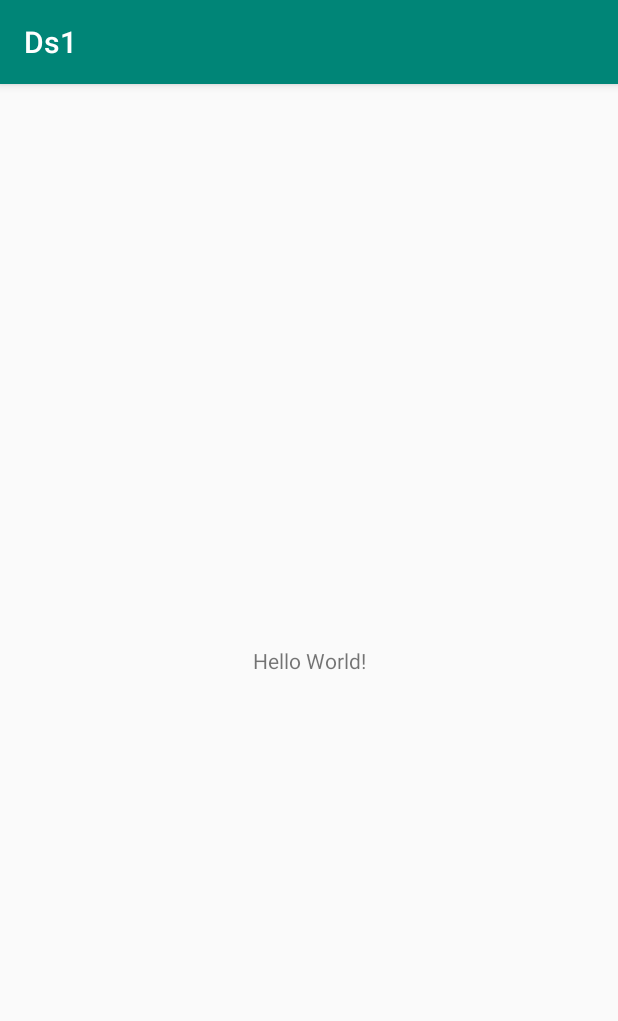
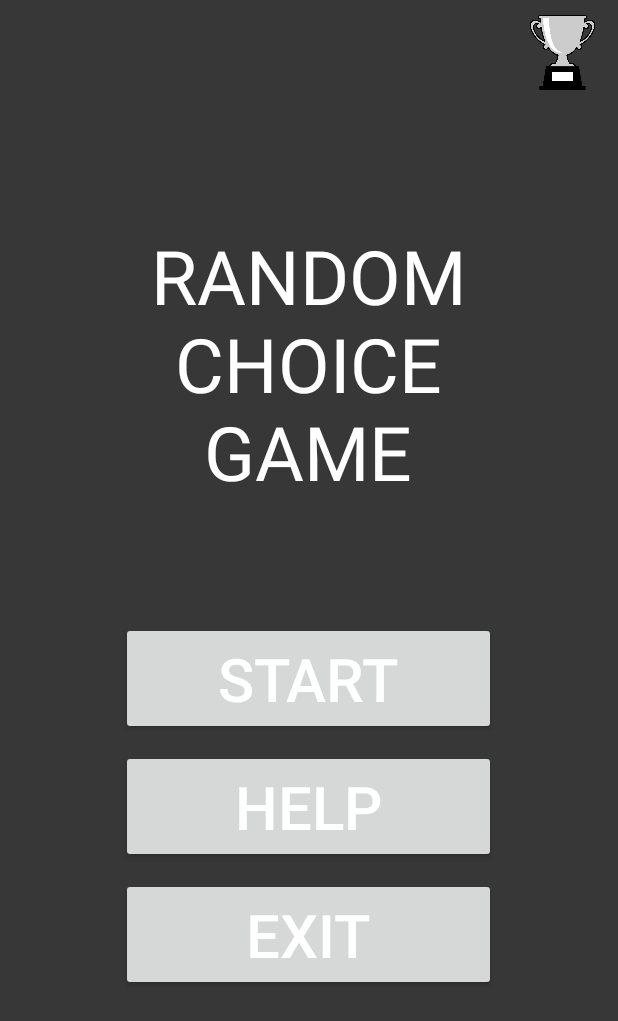
Before and after one commit to hoangdv07241/Ds1, an Android app: the screen it shows after launch (MainActivity), on a phone screen of 412 x 824 dp. Shown: the top 1021 px of the screen. Run offline under Robolectric (Android 15) with nearby library versions, the phone set to English and light mode, and no system bars.

Commit message:
second commit

```diff
--- a/app/src/main/AndroidManifest.xml
+++ b/app/src/main/AndroidManifest.xml
@@ -9,7 +9,8 @@
         android:roundIcon="@mipmap/ic_launcher_round"
         android:supportsRtl="true"
         android:theme="@style/AppTheme">
-        <activity android:name=".MainActivity">
+        <activity android:name=".MainActivity" />
+        <activity android:name=".SplashScreen">
             <intent-filter>
                 <action android:name="android.intent.action.MAIN" />
 
--- /dev/null
+++ b/app/src/main/java/com/example/ds1/SplashScreen.java
@@ -0,0 +1,24 @@
+package com.example.ds1;
+
+import androidx.appcompat.app.AppCompatActivity;
+
+import android.content.Intent;
+import android.os.Bundle;
+import android.os.Handler;
+
+public class SplashScreen extends AppCompatActivity {
+
+    @Override
+    protected void onCreate(Bundle savedInstanceState) {
+        super.onCreate(savedInstanceState);
+        setContentView(R.layout.activity_splash_screen);
+
+        new Handler().postDelayed(new Runnable() {
+            @Override
+            public void run() {
+                Intent intent = new Intent(SplashScreen.this,MainActivity.class);
+                startActivity(intent);
+            }
+        },1500);
+    }
+}
--- a/app/src/main/res/layout/activity_main.xml
+++ b/app/src/main/res/layout/activity_main.xml
@@ -1,18 +1,64 @@
 <?xml version="1.0" encoding="utf-8"?>
-<androidx.constraintlayout.widget.ConstraintLayout xmlns:android="http://schemas.android.com/apk/res/android"
+<LinearLayout xmlns:android="http://schemas.android.com/apk/res/android"
     xmlns:app="http://schemas.android.com/apk/res-auto"
     xmlns:tools="http://schemas.android.com/tools"
     android:layout_width="match_parent"
     android:layout_height="match_parent"
+    android:background="#373737"
+    android:orientation="vertical"
     tools:context=".MainActivity">
 
+    <ImageView
+        android:layout_width="50dp"
+        android:layout_height="50dp"
+        android:layout_marginTop="10dp"
+        android:layout_marginStart="350dp"
+        android:src="@drawable/champion_icon"
+        />
+
     <TextView
-        android:layout_width="wrap_content"
+        android:layout_width="250dp"
         android:layout_height="wrap_content"
-        android:text="Hello World!"
-        app:layout_constraintBottom_toBottomOf="parent"
-        app:layout_constraintLeft_toLeftOf="parent"
-        app:layout_constraintRight_toRightOf="parent"
-        app:layout_constraintTop_toTopOf="parent" />
+        android:text="RANDOM CHOICE GAME"
+        android:textSize="50sp"
+        android:textAlignment="center"
+        android:textColor="#fff"
+        android:layout_marginTop="90dp"
+        android:layout_gravity="center"
+        />
 
-</androidx.constraintlayout.widget.ConstraintLayout>
+    <Button
+        android:layout_width="250dp"
+        android:layout_height="75dp"
+        android:layout_marginTop="80dp"
+        android:textColor="#fff"
+        android:textSize="40sp"
+        android:text="START"
+        android:onClick="Start"
+        android:layout_gravity="center"
+        />
+
+    <Button
+        android:layout_width="250dp"
+        android:layout_height="75dp"
+        android:layout_marginTop="10dp"
+        android:textColor="#fff"
+        android:textSize="40sp"
+        android:onClick="Help"
+        android:text="HELP"
+        android:layout_gravity="center"
+        />
+
+    <Button
+        android:layout_width="250dp"
+        android:layout_height="75dp"
+        android:layout_marginTop="10dp"
+        android:textColor="#fff"
+        android:textSize="40sp"
+        android:onClick="Exit"
+        android:text="EXIT"
+        android:layout_gravity="center"
+        />
+
+
+</LinearLayout>
--- a/app/src/main/res/values/styles.xml
+++ b/app/src/main/res/values/styles.xml
@@ -1,7 +1,7 @@
 <resources>
 
     <!-- Base application theme. -->
-    <style name="AppTheme" parent="Theme.AppCompat.Light.DarkActionBar">
+    <style name="AppTheme" parent="Theme.AppCompat.DayNight.NoActionBar">
         <!-- Customize your theme here. -->
         <item name="colorPrimary">@color/colorPrimary</item>
         <item name="colorPrimaryDark">@color/colorPrimaryDark</item>
```
Also changed, not shown: app/src/main/java/com/example/ds1/Dao/ScoreDAO.java (added, +24 -0 lines), app/src/main/java/com/example/ds1/DatabaseHelper.java (added, +29 -0 lines), app/src/main/java/com/example/ds1/MainActivity.java (+11 -0 lines), app/src/main/java/com/example/ds1/Model/Score.java (added, +49 -0 lines), app/src/main/res/layout/activity_splash_screen.xml (added, +30 -0 lines), app/src/main/res/drawable/champion_icon.png (added), app/src/main/res/drawable/gear_logo.png (added).
